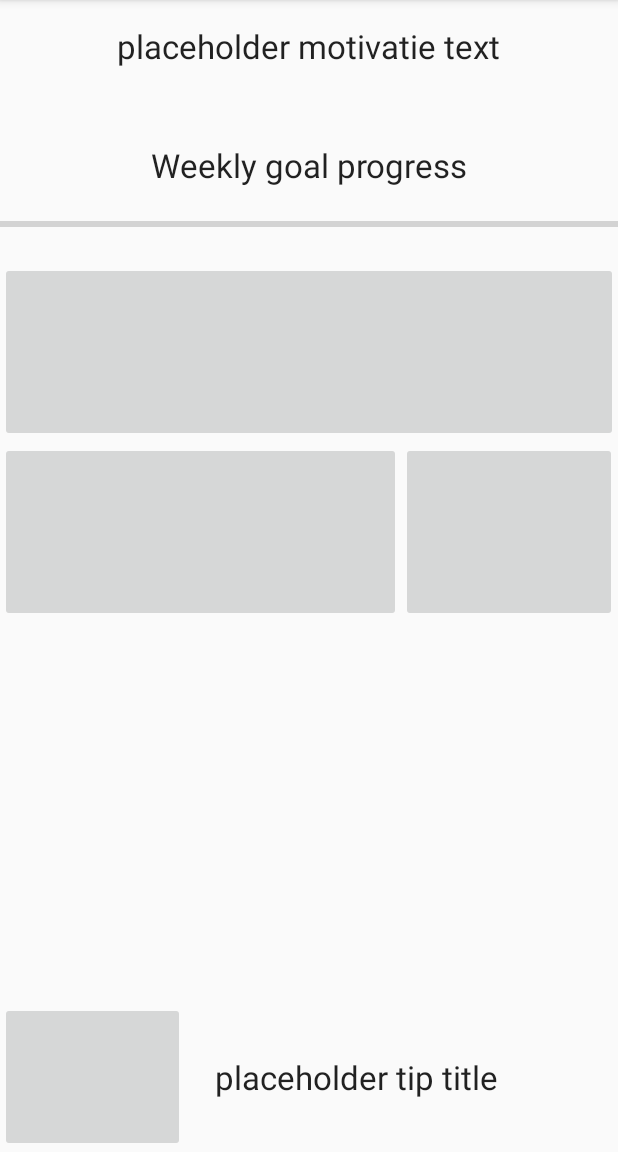
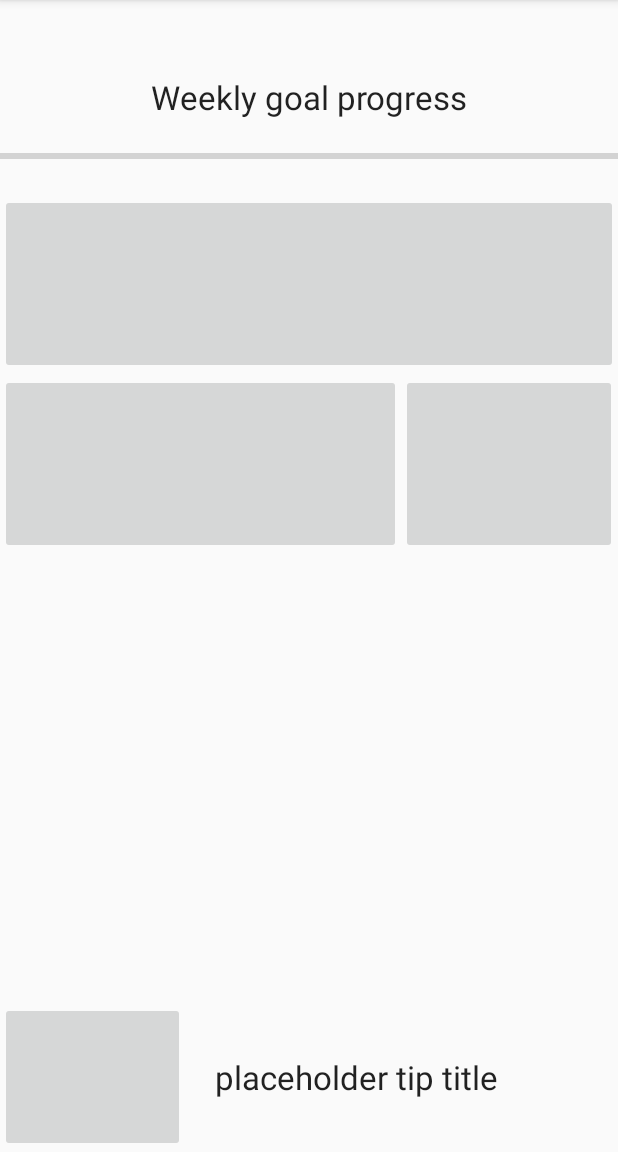
Before and after one commit to GoGoris/Health-tips, an Android app: the HomeActivity screen opened directly, with no data from a screen before it, on a phone screen of 412 x 824 dp, the part 84-1236 px from its top. Run offline under Robolectric (Android 15) with nearby library versions, the phone set to English and light mode, and no system bars; 4 statements that could not run were skipped.

Commit message:
wa dingen gefixed, motivatie text weg
als ge op progress bar tapped krijgt ge notificaties

```diff
--- a/app/src/main/java/be/kdg/healthtips/activity/HomeActivity.java
+++ b/app/src/main/java/be/kdg/healthtips/activity/HomeActivity.java
@@ -10,6 +10,8 @@ import android.widget.ImageButton;
 import android.widget.ProgressBar;
 import android.widget.TextView;
 
+import com.temboo.core.TembooException;
+
 import org.json.JSONArray;
 import org.json.JSONException;
 import org.json.JSONObject;
@@ -20,7 +22,9 @@ import java.util.concurrent.ExecutionException;
 
 import be.kdg.healthtips.R;
 import be.kdg.healthtips.auth.FitbitTokenManager;
+import be.kdg.healthtips.notifications.NotificationThrower;
 import be.kdg.healthtips.notifications.SpecificNotificationThrower;
+import be.kdg.healthtips.notifications.TipManager;
 import be.kdg.healthtips.task.GetPeriodStepsATask;
 import be.kdg.healthtips.task.GetWeeklyGoalATask;
 
@@ -36,14 +40,6 @@ public class HomeActivity extends Activity {
             Intent intent = new Intent(this, LoginActivity.class);
             this.startActivity(intent);
         }
-
-        /*
-        CharSequence text = "accesstoken: " + tokenManager.getFitBitAccesToken() + "\naccesstoken secret: " + tokenManager.getFitBitAccesTokenSecret();
-        int duration = Toast.LENGTH_LONG;
-
-        Toast toast = Toast.makeText(this, text, duration);
-        toast.show();
-        */
 
         setContentView(R.layout.activity_home_joni);
 
@@ -74,30 +70,26 @@ public class HomeActivity extends Activity {
             }
         });
 
+        ProgressBar progressBar = (ProgressBar)findViewById(R.id.progressBar);
+        progressBar.setOnClickListener(new View.OnClickListener() {
+            @Override
+            public void onClick(View v) {
+                //test triggers
+                SpecificNotificationThrower.throwBadFoodHabit(context);
+                SpecificNotificationThrower.throwYouHaveEatenBeforeSporting(context);
+                TipManager.throwRandomFallingASleepTip("Het duurde vorige nacht " + 35 + " minuten om in slaap te vallen", context);
+                NotificationThrower.throwNotification(context, NotificationThrower.IconType.F_WEIGHT, "Gefeliciteerd", "U heeft een normale bmi behaald", HomeActivity.class, 0);
+            }
+        });
+
 
         setTip();
-        setMotivationMessage();
         setGoal();
-
-        /*
-        DayAlarm dailyAlarm = new DayAlarm();
-        WeekAlarm weeklyAlarm = new WeekAlarm();
-
-        dailyAlarm.SetAlarmIn2Minutes(context);
-        weeklyAlarm.SetAlarmIn2Minutes(context);
-*/
-        SpecificNotificationThrower.throwBadFoodHabit(this);
-        SpecificNotificationThrower.throwYouHaveEatenBeforeSporting(this);
     }
 
     private void setTip() {
         TextView tipTitle = (TextView) findViewById(R.id.tipTitle);
         tipTitle.setText("placeholder tip title");
-    }
-
-    private void setMotivationMessage() {
-        TextView motivationText = (TextView) findViewById(R.id.motivationText);
-        motivationText.setText("placeholder motivatie text");
     }
 
     private void setGoal() {
@@ -121,7 +113,8 @@ public class HomeActivity extends Activity {
                 if (progressToReturn > 100) {
                     progressToReturn = 100;
                 }
-            } else System.err.println("Can't get data, maybe you have no temboo credit anymore for this month?");
+            } else
+                System.err.println("Can't get data, maybe you have no temboo credit anymore for this month?");
         } catch (InterruptedException | ExecutionException | JSONException e) {
             e.printStackTrace();
         }
--- a/app/src/main/res/layout/activity_home_joni.xml
+++ b/app/src/main/res/layout/activity_home_joni.xml
@@ -10,14 +10,6 @@
         android:layout_width="match_parent"
         android:layout_height="match_parent"
         android:orientation="vertical">
-        <TextView
-            android:layout_width="wrap_content"
-            android:layout_height="wrap_content"
-            android:textAppearance="?android:attr/textAppearanceLarge"
-            android:text="motivation message"
-            android:id="@+id/motivationText"
-            android:layout_gravity="center_horizontal"
-            android:layout_marginTop="@dimen/activity_vertical_margin" />
 
         <TextView
             android:layout_width="wrap_content"
```
